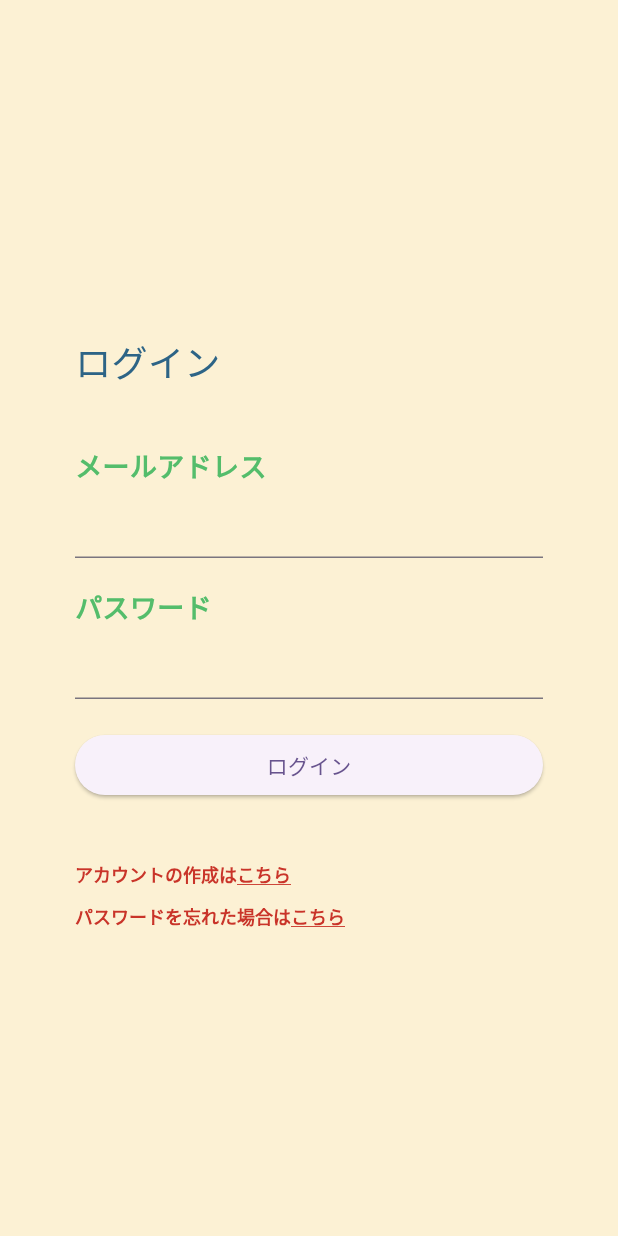
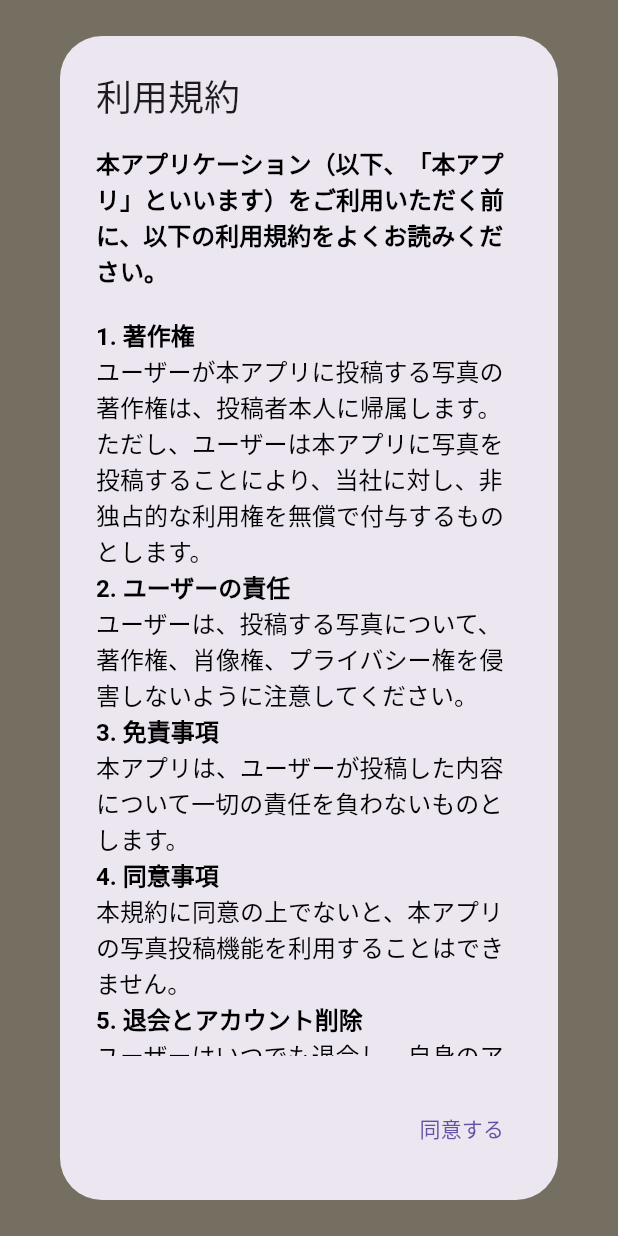
Before and after one commit to CreO-developer/hackason_mobile, a Flutter app: the screen it shows after launch, on a phone screen of 412 x 824 dp. Run offline on Flutter 3.47's test engine with Material 3 defaults, Android fonts, the phone set to English and light mode, and no system bars; our stand-ins replace camera, cloud_firestore, dio, dropdown_button2, firebase_auth, firebase_core and 8 more; missing offline and left inert: dart:ffi; accounts and stored records are empty; generated files the repository leaves out were written again.

Commit message:
審査のための修正

```diff
--- a/lib/router/router.dart
+++ b/lib/router/router.dart
@@ -142,9 +142,9 @@ GoRouter CustomRouter(WidgetRef ref) {
         ),
       ],
       redirect: (context, state) async {
-        print('redirecting...');
-
-        if (auth == null && state.fullPath != '/signup' && state.fullPath != '/forgotPassword') {
+        if (auth == null &&
+            state.fullPath != '/signup' &&
+            state.fullPath != '/forgotPassword') {
           return '/login';
         }
         return null;
--- /dev/null
+++ b/lib/widget/TermsOfServiceDialog.dart
@@ -0,0 +1,57 @@
+import 'package:flutter/material.dart';
+import 'package:shared_preferences/shared_preferences.dart';
+
+class TermsOfServiceDialog extends StatelessWidget {
+  @override
+  Widget build(BuildContext context) {
+    return AlertDialog(
+      title: Text('利用規約'),
+      content: SingleChildScrollView(
+        child: RichText(
+          text: TextSpan(
+            style: TextStyle(color: Colors.black, fontSize: 16),
+            children: <TextSpan>[
+              TextSpan(
+                  text:
+                      '本アプリケーション（以下、「本アプリ」といいます）をご利用いただく前に、以下の利用規約をよくお読みください。\n\n',
+                  style: TextStyle(fontWeight: FontWeight.bold)),
+              TextSpan(
+                  text: '1. 著作権\n',
+                  style: TextStyle(fontWeight: FontWeight.bold)),
+              TextSpan(
+                  text:
+                      'ユーザーが本アプリに投稿する写真の著作権は、投稿者本人に帰属します。ただし、ユーザーは本アプリに写真を投稿することにより、当社に対し、非独占的な利用権を無償で付与するものとします。\n'),
+              TextSpan(
+                  text: '2. ユーザーの責任\n',
+                  style: TextStyle(fontWeight: FontWeight.bold)),
+              TextSpan(
+                  text: 'ユーザーは、投稿する写真について、著作権、肖像権、プライバシー権を侵害しないように注意してください。\n'),
+              TextSpan(
+                  text: '3. 免責事項\n',
+                  style: TextStyle(fontWeight: FontWeight.bold)),
+              TextSpan(text: '本アプリは、ユーザーが投稿した内容について一切の責任を負わないものとします。\n'),
+              TextSpan(
+                  text: '4. 同意事項\n',
+                  style: TextStyle(fontWeight: FontWeight.bold)),
+              TextSpan(text: '本規約に同意の上でないと、本アプリの写真投稿機能を利用することはできません。\n'),
+              TextSpan(
+                  text: '5. 退会とアカウント削除\n',
+                  style: TextStyle(fontWeight: FontWeight.bold)),
+              TextSpan(text: 'ユーザーはいつでも退会し、自身のアカウントを削除することができます。\n'),
+            ],
+          ),
+        ),
+      ),
+      actions: <Widget>[
+        TextButton(
+          child: Text('同意する'),
+          onPressed: () async {
+            SharedPreferences prefs = await SharedPreferences.getInstance();
+            await prefs.setBool('terms_accepted', true);
+            Navigator.of(context).pop();
+          },
+        ),
+      ],
+    );
+  }
+}
--- a/pubspec.yaml
+++ b/pubspec.yaml
@@ -55,6 +55,7 @@ dependencies:
   firebase_auth: ^5.1.0
   cloud_firestore: ^5.0.1
   flutter_svg: ^2.0.10+1
+  shared_preferences: ^2.0.15
 
 dev_dependencies:
   flutter_launcher_icons: "^0.9.2"
```
Also changed, not shown: lib/main.dart (+32 -1 lines), lib/presentation/screens/account_screen.dart (+53 -55 lines), lib/widget/CameraPreviewWidget.dart (+56 -20 lines), lib/widget/LoadingTextModal.dart (added, +43 -0 lines), lib/widget/RankingWidget.dart (+124 -92 lines), lib/widget/TextModal.dart (added, +43 -0 lines), assets/icon/icon.png, pubspec.lock, 20 other files.
